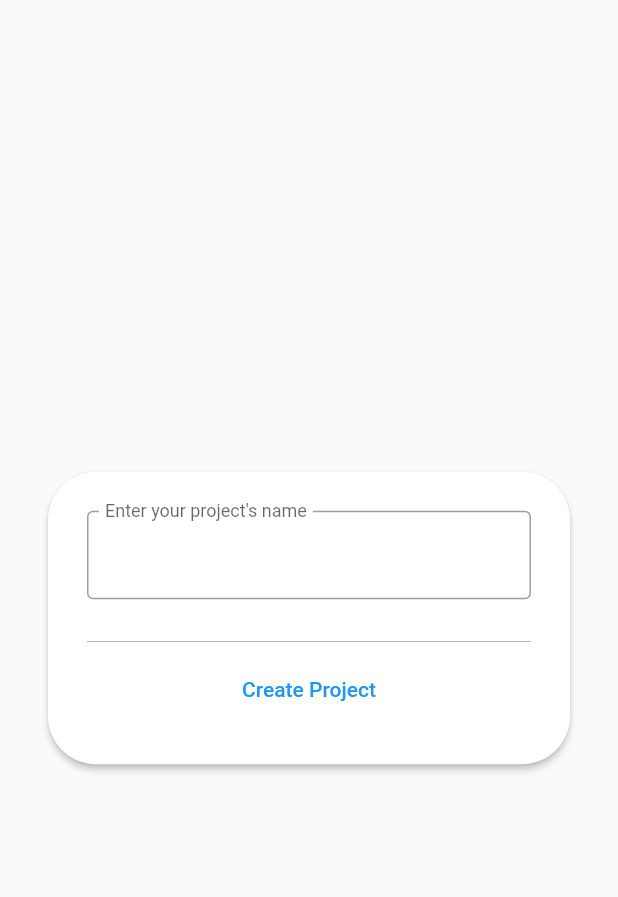
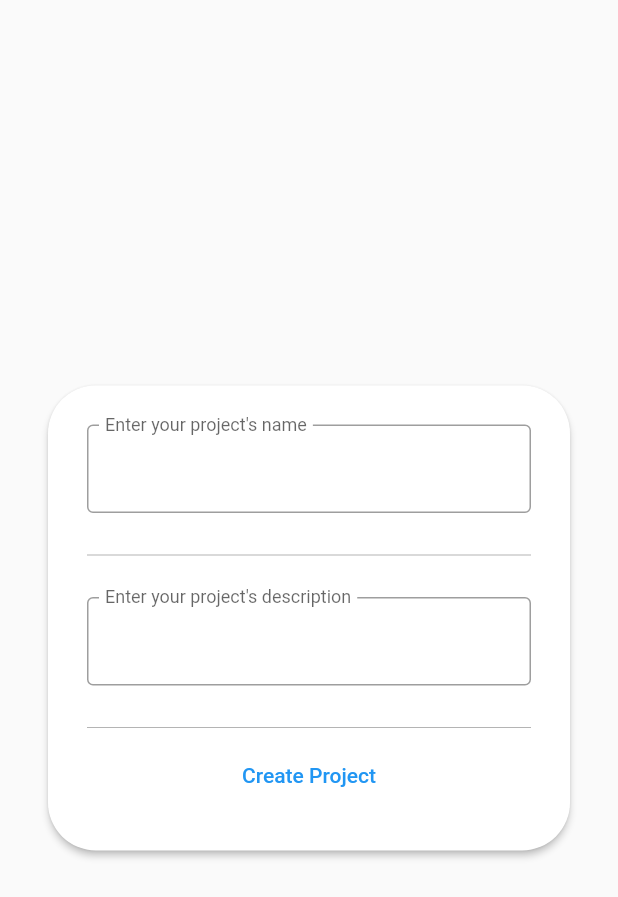
Before and after one commit to nextstepsyep/community-on-demand-2021, a Flutter app: the _AddProjectPopupCard widget shown alone on an empty page, opened directly, on a phone screen of 412 x 824 dp. Shown: the top 897 px of the screen. Run offline on Flutter 3.47's test engine with Material 2 defaults, Android fonts, the phone set to English and light mode, and no system bars; our stand-ins replace cloud_firestore, firebase_auth, firebase_core; accounts and stored records are empty; statements that could not run were skipped.

Commit message:
Added more fleshed out create project menu

```diff
--- a/lib/Screens/Home/home_screen.dart
+++ b/lib/Screens/Home/home_screen.dart
@@ -135,6 +135,8 @@ class _AddProjectPopupCard extends StatelessWidget {
 
   final TextEditingController projectNameController =
   TextEditingController(text: getData()['projectName']);
+  final TextEditingController projectDescriptionController =
+  TextEditingController(text: getData()['projectDescription']);
 
   @override
   Widget build(BuildContext context) {
@@ -163,9 +165,16 @@ class _AddProjectPopupCard extends StatelessWidget {
                       color: Colors.black,
                       thickness: 0.2,
                     ),
+                    SizedBox(height: 20),
+                    buildTextField("Enter your project's description", 1, 2, projectDescriptionController),
+                    SizedBox(height: 20),
+                    const Divider(
+                      color: Colors.black,
+                      thickness: 0.2,
+                    ),
                     TextButton(
                       onPressed: () async {
-                        addProject(projectNameController.text);
+                        addProject(projectNameController.text, projectDescriptionController.text);
                         Navigator.of(context, rootNavigator: true).pop();
                       },
                       child: const Text('Create Project'),
@@ -186,6 +195,7 @@ class _AddProjectPopupCard extends StatelessWidget {
       textAlignVertical: TextAlignVertical.top,
       minLines: minLines,
       maxLines: maxLines,
+      textInputAction: TextInputAction.done,
       controller: controller,
       decoration: InputDecoration(
         border: OutlineInputBorder(),
--- a/lib/Services/project_data_services.dart
+++ b/lib/Services/project_data_services.dart
@@ -30,7 +30,7 @@ StreamSubscription<QuerySnapshot> initProjectStream() {
   });
 }
 
-void addProject(String projectName) async {
+void addProject(String projectName, String projectDescription) async {
   // map of <user id, reference path to user>
   // the path of the user is just "/users/<user id>"
   var students = [];
@@ -39,7 +39,7 @@ void addProject(String projectName) async {
   }
 
   DocumentReference ref = _projectsData.doc();
-  return await ref.set({'name': projectName, 'students' : students, 'description' : ""});
+  return await ref.set({'name': projectName, 'students' : students, 'description' : projectDescription});
 }
 
 Map<String, dynamic> getData() {
```
